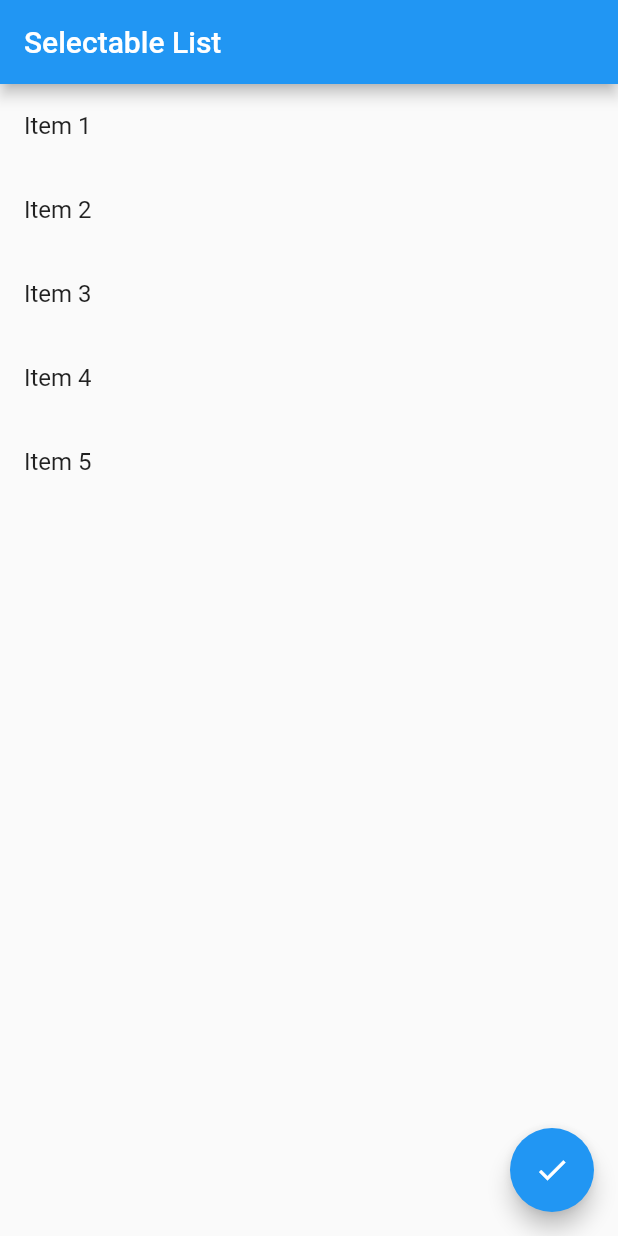
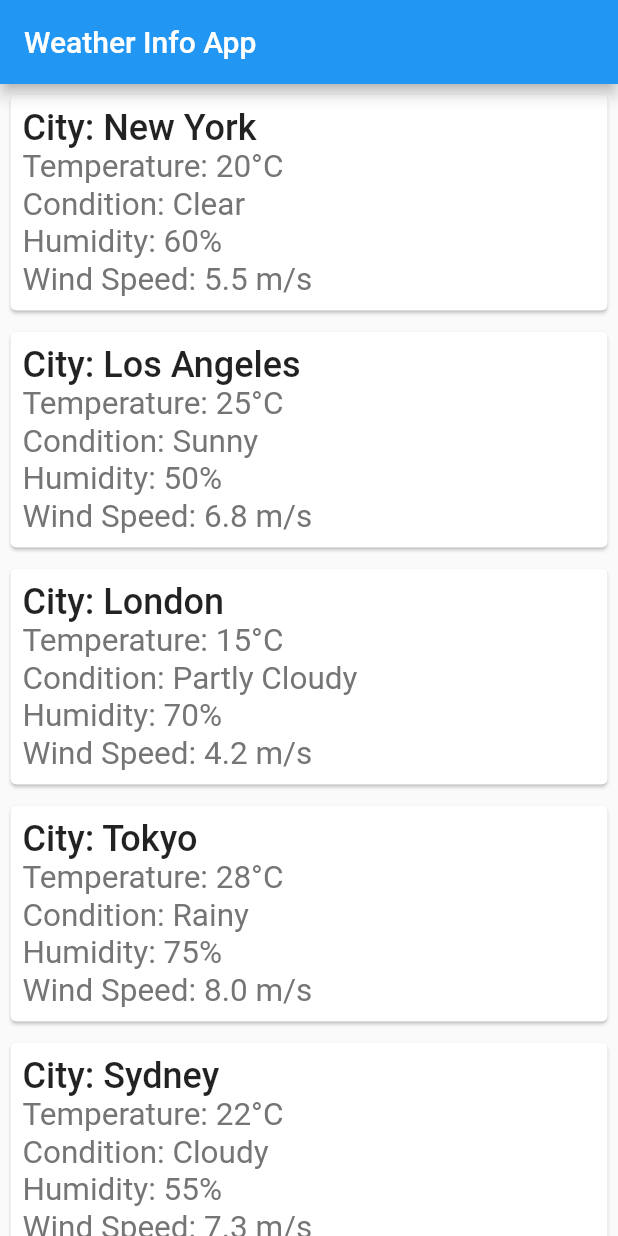
Before and after one commit to sayeedsaadman/live_test, a Flutter app: the screen it shows after launch, on a phone screen of 412 x 824 dp. Run offline on Flutter 3.47's test engine with Material 2 defaults, Android fonts, the phone set to English and light mode, and no system bars.

Commit message:
not completed

```diff
--- a/lib/main.dart
+++ b/lib/main.dart
@@ -1,84 +1,18 @@
+import 'package:flutter/cupertino.dart';
 import 'package:flutter/material.dart';
+import 'weather_info.dart';
 
-void main() {
+void main(){
   runApp(MyApp());
 }
+class MyApp extends StatelessWidget {
+  const MyApp({super.key});
 
-class MyApp extends StatelessWidget {
   @override
   Widget build(BuildContext context) {
     return MaterialApp(
-      home: MyScreen(),
+      home: WeatherInfoMainScreen(),
+
     );
   }
 }
-
-class MyScreen extends StatefulWidget {
-  @override
-  _MyScreenState createState() => _MyScreenState();
-}
-
-class _MyScreenState extends State<MyScreen> {
-  List<String> items = [
-    "Item 1",
-    "Item 2",
-    "Item 3",
-    "Item 4",
-    "Item 5",
-  ];
-  List<bool> selectedItems = List.filled(5, false);
-
-  void toggleSelection(int index) {
-    setState(() {
-      selectedItems[index] = !selectedItems[index];
-    });
-  }
-
-  void _showSelectedItemsDialog() {
-    int count = selectedItems.where((selected) => selected).length;
-    showDialog(
-      context: context,
-      builder: (BuildContext context) {
-        return AlertDialog(
-          title: Text("Selected Items"),
-          content: Text("You have selected $count item(s)."),
-          actions: [
-            TextButton(
-              onPressed: () {
-                Navigator.of(context).pop();
-              },
-              child: Text("Close"),
-            ),
-          ],
-        );
-      },
-    );
-  }
-
-  @override
-  Widget build(BuildContext context) {
-    return Scaffold(
-      appBar: AppBar(
-        title: Text("Selectable List"),
-      ),
-      body: ListView.builder(
-        itemCount: items.length,
-        itemBuilder: (context, index) {
-          return ListTile(
-            title: Text(items[index]),
-            tileColor: selectedItems[index] ? Colors.blue : null,
-            onTap: () {
-              toggleSelection(index);
-            },
-          );
-        },
-      ),
-      floatingActionButton: FloatingActionButton(
-        onPressed: () {
-          _showSelectedItemsDialog();
-        },
-        child: Icon(Icons.check),
-      ),
-    );
-  }
-}
--- /dev/null
+++ b/lib/weather_info.dart
@@ -0,0 +1,91 @@
+import 'package:flutter/cupertino.dart';
+import 'package:flutter/material.dart';
+
+class WeatherInfoMainScreen extends StatefulWidget {
+  const WeatherInfoMainScreen({super.key});
+
+  @override
+  State<WeatherInfoMainScreen> createState() => _WeatherInfoMainScreenState();
+}
+
+class _WeatherInfoMainScreenState extends State<WeatherInfoMainScreen> {
+
+  List<Map<String, dynamic>> weatherData = [
+
+    {
+      "city": "New York",
+      "temperature": 20,
+      "condition": "Clear",
+      "humidity": 60,
+      "windSpeed": 5.5
+    },
+    {
+      "city": "Los Angeles",
+      "temperature": 25,
+      "condition": "Sunny",
+      "humidity": 50,
+      "windSpeed": 6.8
+    },
+    {
+      "city": "London",
+      "temperature": 15,
+      "condition": "Partly Cloudy",
+      "humidity": 70,
+      "windSpeed": 4.2
+    },
+    {
+      "city": "Tokyo",
+      "temperature": 28,
+      "condition": "Rainy",
+      "humidity": 75,
+      "windSpeed": 8.0
+    },
+    {
+      "city": "Sydney",
+      "temperature": 22,
+      "condition": "Cloudy",
+      "humidity": 55,
+      "windSpeed": 7.3
+    }
+  ];
+  @override
+  Widget build(BuildContext context) {
+    return Scaffold(
+      appBar: AppBar(
+        title: Text("Weather Info App"),
+      ),
+      body: Column(
+        children: [
+          Expanded(
+            child: ListView.builder(
+                itemCount: weatherData.length,
+                itemBuilder: (context,index){
+                  return Padding(
+                    padding: const EdgeInsets.all(3.0),
+                    child: Card(
+                      child: Padding(
+                        padding: const EdgeInsets.all(8),
+                        child: Column(
+                          crossAxisAlignment: CrossAxisAlignment.start,
+                          children: <Widget>[
+                            Text(
+                              "City: ${weatherData[index]['city']}",
+                              style: TextStyle(fontSize: 24,fontWeight: FontWeight.w500),
+                            ),
+                            Text("Temperature: ${weatherData[index]["temperature"]}°C",style: TextStyle(fontSize: 21,color: Colors.grey.shade600),),
+                            Text("Condition: ${weatherData[index]["condition"]}",style: TextStyle(fontSize: 21,color: Colors.grey.shade600)),
+                            Text("Humidity: ${weatherData[index]["humidity"]}%",style: TextStyle(fontSize: 21,color: Colors.grey.shade600)),
+                            Text("Wind Speed: ${weatherData[index]["windSpeed"]} m/s",style: TextStyle(fontSize: 21,color: Colors.grey.shade600)),
+                          ],
+                        ),
+                      ),
+                    ),
+                  );
+
+                }),
+          )
+        ],
+      ),
+    );
+  }
+}
--- a/pubspec.yaml
+++ b/pubspec.yaml
@@ -1,4 +1,4 @@
-name: live_test
+name: flutter_live_test
 description: A new Flutter project.
 # The following line prevents the package from being accidentally published to
 # pub.dev using `flutter pub publish`. This is preferred for private packages.
@@ -19,7 +19,7 @@ publish_to: 'none' # Remove this line if you wish to publish to pub.dev
 version: 1.0.0+1
 
 environment:
-  sdk: '>=3.1.0 <4.0.0'
+  sdk: '>=3.0.5 <4.0.0'
 
 # Dependencies specify other packages that your package needs in order to work.
 # To automatically upgrade your package dependencies to the latest versions
@@ -35,6 +35,7 @@ dependencies:
   # The following adds the Cupertino Icons font to your application.
   # Use with the CupertinoIcons class for iOS style icons.
   cupertino_icons: ^1.0.2
+  http: ^1.1.0
 
 dev_dependencies:
   flutter_test:
```
Also changed, not shown: pubspec.lock.
